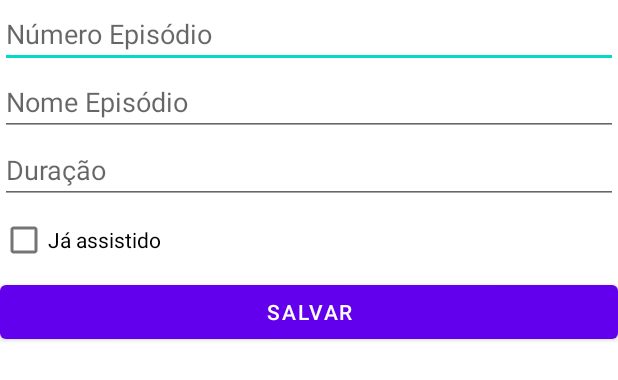
After one commit to Guilherme-tr/SeriesManager, an Android app: the layout activity_episodio.xml on its own in the app's theme, with its tools: preview values and no code run, on a phone screen of 412 x 824 dp. The commit adds this screen. Shown: the top 380 px of the screen. Run offline under Robolectric (Android 15) with nearby library versions, the phone set to English and light mode, and no system bars.

Commit message:
estruturando eps

```diff
--- a/app/src/main/java/br/edu/ifsp/scl/ads/pdm/seriesmanager/MainActivity.kt
+++ b/app/src/main/java/br/edu/ifsp/scl/ads/pdm/seriesmanager/MainActivity.kt
@@ -4,17 +4,13 @@ import android.content.Intent
 import androidx.appcompat.app.AppCompatActivity
 import android.os.Bundle
 import android.view.*
-import android.widget.AdapterView
-import android.widget.ArrayAdapter
-import android.widget.Toast
 import androidx.activity.result.ActivityResultLauncher
 import androidx.activity.result.contract.ActivityResultContracts
 import androidx.recyclerview.widget.LinearLayoutManager
-import br.edu.ifsp.scl.ads.pdm.seriesmanager.adapter.SeriesAdapter
 import br.edu.ifsp.scl.ads.pdm.seriesmanager.adapter.SeriesRvAdapter
 import br.edu.ifsp.scl.ads.pdm.seriesmanager.controller.SerieController
 import br.edu.ifsp.scl.ads.pdm.seriesmanager.databinding.ActivityMainBinding
-import br.edu.ifsp.scl.ads.pdm.seriesmanager.model.Serie
+import br.edu.ifsp.scl.ads.pdm.seriesmanager.model.serie.Serie
 
 class MainActivity : AppCompatActivity(), OnSerieClickListener {
     companion object Extras {
--- a/app/src/main/java/br/edu/ifsp/scl/ads/pdm/seriesmanager/SerieActivity.java
+++ b/app/src/main/java/br/edu/ifsp/scl/ads/pdm/seriesmanager/SerieActivity.java
@@ -7,7 +7,7 @@ import android.os.Bundle;
 import android.view.View;
 
 import br.edu.ifsp.scl.ads.pdm.seriesmanager.databinding.ActivitySerieBinding;
-import br.edu.ifsp.scl.ads.pdm.seriesmanager.model.Serie;
+import br.edu.ifsp.scl.ads.pdm.seriesmanager.model.serie.Serie;
 
 public class SerieActivity extends AppCompatActivity {
 
--- a/app/src/main/java/br/edu/ifsp/scl/ads/pdm/seriesmanager/adapter/SeriesAdapter.kt
+++ b/app/src/main/java/br/edu/ifsp/scl/ads/pdm/seriesmanager/adapter/SeriesAdapter.kt
@@ -7,9 +7,8 @@ import android.view.View
 import android.view.ViewGroup
 import android.widget.ArrayAdapter
 import android.widget.TextView
-import br.edu.ifsp.scl.ads.pdm.seriesmanager.R
 import br.edu.ifsp.scl.ads.pdm.seriesmanager.databinding.LayoutSerieBinding
-import br.edu.ifsp.scl.ads.pdm.seriesmanager.model.Serie
+import br.edu.ifsp.scl.ads.pdm.seriesmanager.model.serie.Serie
 
 class SeriesAdapter(val contexto: Context,
                     leiaute: Int,
--- a/app/src/main/java/br/edu/ifsp/scl/ads/pdm/seriesmanager/adapter/SeriesRvAdapter.kt
+++ b/app/src/main/java/br/edu/ifsp/scl/ads/pdm/seriesmanager/adapter/SeriesRvAdapter.kt
@@ -6,7 +6,7 @@ import androidx.recyclerview.widget.RecyclerView
 import br.edu.ifsp.scl.ads.pdm.seriesmanager.OnSerieClickListener
 import br.edu.ifsp.scl.ads.pdm.seriesmanager.R
 import br.edu.ifsp.scl.ads.pdm.seriesmanager.databinding.LayoutSerieBinding
-import br.edu.ifsp.scl.ads.pdm.seriesmanager.model.Serie
+import br.edu.ifsp.scl.ads.pdm.seriesmanager.model.serie.Serie
 
 class SeriesRvAdapter(
     private val onSerieClickListener: OnSerieClickListener,
--- a/app/src/main/java/br/edu/ifsp/scl/ads/pdm/seriesmanager/controller/SerieController.kt
+++ b/app/src/main/java/br/edu/ifsp/scl/ads/pdm/seriesmanager/controller/SerieController.kt
@@ -1,9 +1,9 @@
 package br.edu.ifsp.scl.ads.pdm.seriesmanager.controller
 
 import br.edu.ifsp.scl.ads.pdm.seriesmanager.MainActivity
-import br.edu.ifsp.scl.ads.pdm.seriesmanager.model.Serie
-import br.edu.ifsp.scl.ads.pdm.seriesmanager.model.SerieDao
-import br.edu.ifsp.scl.ads.pdm.seriesmanager.model.SerieSqlite
+import br.edu.ifsp.scl.ads.pdm.seriesmanager.model.serie.Serie
+import br.edu.ifsp.scl.ads.pdm.seriesmanager.model.serie.SerieDao
+import br.edu.ifsp.scl.ads.pdm.seriesmanager.model.serie.SerieSqlite
 
 class SerieController(mainActivity: MainActivity) {
     private val serieDao: SerieDao = SerieSqlite(mainActivity)
--- /dev/null
+++ b/app/src/main/java/br/edu/ifsp/scl/ads/pdm/seriesmanager/model/episodio/onEpisodioClickListener.kt
@@ -0,0 +1,5 @@
+package br.edu.ifsp.scl.ads.pdm.seriesmanager.model.episodio
+
+interface onEpisodioClickListener {
+    fun onEpisodioClick(posicao: Int)
+}
--- a/app/src/main/java/br/edu/ifsp/scl/ads/pdm/seriesmanager/model/Serie.kt
+++ b/app/src/main/java/br/edu/ifsp/scl/ads/pdm/seriesmanager/model/serie/Serie.kt
@@ -1,4 +1,4 @@
-package br.edu.ifsp.scl.ads.pdm.seriesmanager.model
+package br.edu.ifsp.scl.ads.pdm.seriesmanager.model.serie
 
 import android.os.Parcelable
 import kotlinx.android.parcel.Parcelize
--- a/app/src/main/java/br/edu/ifsp/scl/ads/pdm/seriesmanager/model/SerieDao.kt
+++ b/app/src/main/java/br/edu/ifsp/scl/ads/pdm/seriesmanager/model/serie/SerieDao.kt
@@ -1,4 +1,4 @@
-package br.edu.ifsp.scl.ads.pdm.seriesmanager.model
+package br.edu.ifsp.scl.ads.pdm.seriesmanager.model.serie
 
 interface SerieDao {
     fun criarSerie(serie: Serie): Long
--- /dev/null
+++ b/app/src/main/res/layout/activity_episodio.xml
@@ -0,0 +1,63 @@
+<?xml version="1.0" encoding="utf-8"?>
+<androidx.constraintlayout.widget.ConstraintLayout xmlns:android="http://schemas.android.com/apk/res/android"
+    android:layout_width="match_parent"
+    android:layout_height="match_parent"
+    xmlns:app="http://schemas.android.com/apk/res-auto"
+    xmlns:tools="http://schemas.android.com/tools"
+    tools:context=".EpisodioActivity">
+
+    <EditText
+        android:id="@+id/numeroEpisodioEt"
+        android:layout_width="0dp"
+        android:layout_height="wrap_content"
+        android:ems="10"
+        android:inputType="number"
+        android:hint="Número Episódio"
+        app:layout_constraintStart_toStartOf="parent"
+        app:layout_constraintEnd_toEndOf="parent"
+        app:layout_constraintTop_toTopOf="parent" />
+
+    <EditText
+        android:id="@+id/nomeEpisodioEt"
+        android:layout_width="0dp"
+        android:layout_height="wrap_content"
+        android:ems="10"
+        android:inputType="text"
+        android:hint="Nome Episódio"
+        app:layout_constraintEnd_toEndOf="parent"
+        app:layout_constraintStart_toStartOf="parent"
+        app:layout_constraintTop_toBottomOf="@+id/numeroEpisodioEt" />
+
+    <EditText
+        android:id="@+id/duracaoEpisodioEt"
+        android:layout_width="0dp"
+        android:layout_height="wrap_content"
+        android:ems="10"
+        android:inputType="number"
+        android:hint="Duração"
+        app:layout_constraintEnd_toEndOf="parent"
+        app:layout_constraintStart_toStartOf="parent"
+        app:layout_constraintTop_toBottomOf="@+id/nomeEpisodioEt" />
+
+    <CheckBox
+        android:id="@+id/flagAssistidoCb"
+        android:layout_width="0dp"
+        android:layout_height="wrap_content"
+        android:text="Já assistido"
+        android:checked="false"
+        app:layout_constraintEnd_toEndOf="parent"
+        app:layout_constraintStart_toStartOf="parent"
+        app:layout_constraintTop_toBottomOf="@+id/duracaoEpisodioEt" />
+
+
+    <Button
+        android:id="@+id/salvarBt"
+        android:layout_width="match_parent"
+        android:layout_height="wrap_content"
+        android:padding="5dp"
+        android:text="Salvar"
+        app:layout_constraintEnd_toEndOf="parent"
+        app:layout_constraintStart_toStartOf="parent"
+        app:layout_constraintTop_toBottomOf="@+id/flagAssistidoCb" />
+
+</androidx.constraintlayout.widget.ConstraintLayout>
```
Also changed, not shown: app/src/main/java/br/edu/ifsp/scl/ads/pdm/seriesmanager/EpisodioActivity.java (added, +70 -0 lines), app/src/main/java/br/edu/ifsp/scl/ads/pdm/seriesmanager/MainEpisodioActivity.kt (added, +150 -0 lines), app/src/main/java/br/edu/ifsp/scl/ads/pdm/seriesmanager/adapter/EpisodiosRvAdapter.kt (added, +71 -0 lines), app/src/main/java/br/edu/ifsp/scl/ads/pdm/seriesmanager/controller/EpisodioController.kt (added, +17 -0 lines), app/src/main/java/br/edu/ifsp/scl/ads/pdm/seriesmanager/model/episodio/EpisodioDAO.kt (added, +9 -0 lines), app/src/main/java/br/edu/ifsp/scl/ads/pdm/seriesmanager/model/episodio/EpisodioSqlite.kt (added, +113 -0 lines), app/src/main/java/br/edu/ifsp/scl/ads/pdm/seriesmanager/model/episodio/epsodio.kt (added, +12 -0 lines), app/src/main/java/br/edu/ifsp/scl/ads/pdm/seriesmanager/model/serie/SerieSqlite.kt (renamed from app/src/main/java/br/edu/ifsp/scl/ads/pdm/seriesmanager/model/SerieSqlite.kt, +10 -10 lines), app/src/main/res/layout/activity_main_episodio.xml (added, +28 -0 lines), app/src/main/res/layout/layout_episodio.xml (added, +40 -0 lines), app/src/main/res/menu/context_menu_main_episodio.xml (added, +9 -0 lines).
